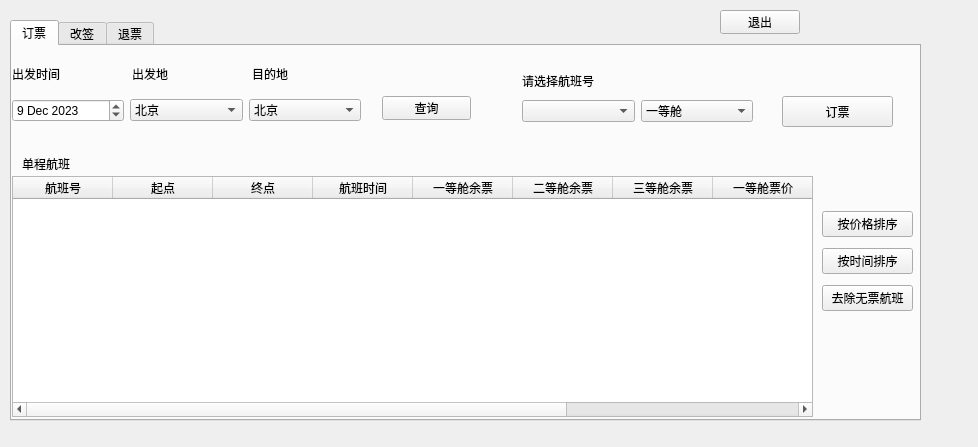
The window that ticketmanagesystem.ui (Ecazy/TicketManageSystem) describes before a commit, drawn with Qt 5.
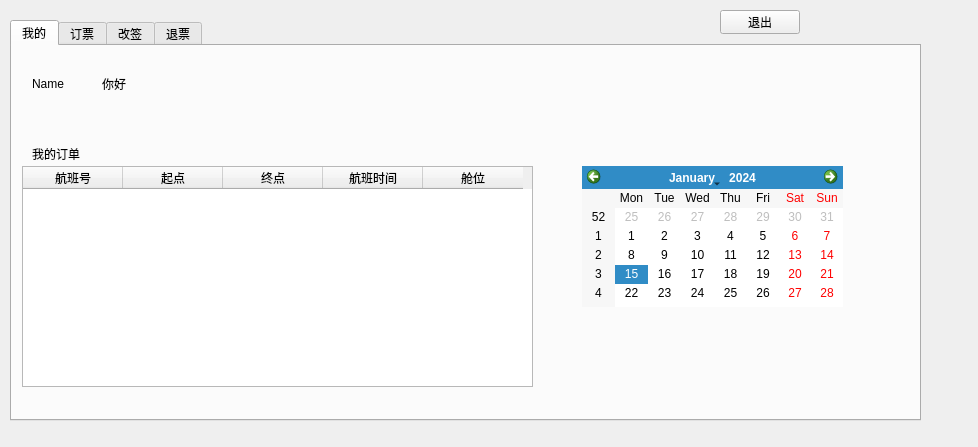
The same window after the commit.

Diff of the .ui file:
```diff
--- a/ticketmanagesystem.ui
+++ b/ticketmanagesystem.ui
@@ -25,6 +25,98 @@
    <property name="currentIndex">
     <number>0</number>
    </property>
+   <widget class="QWidget" name="tab">
+    <attribute name="title">
+     <string>我的</string>
+    </attribute>
+    <widget class="QLabel" name="Name">
+     <property name="geometry">
+      <rect>
+       <x>20</x>
+       <y>30</y>
+       <width>54</width>
+       <height>16</height>
+      </rect>
+     </property>
+     <property name="text">
+      <string>Name</string>
+     </property>
+    </widget>
+    <widget class="QLabel" name="greeting">
+     <property name="geometry">
+      <rect>
+       <x>90</x>
+       <y>30</y>
+       <width>54</width>
+       <height>16</height>
+      </rect>
+     </property>
+     <property name="text">
+      <string>你好</string>
+     </property>
+    </widget>
+    <widget class="QTableWidget" name="MyTickets">
+     <property name="geometry">
+      <rect>
+       <x>10</x>
+       <y>120</y>
+       <width>511</width>
+       <height>221</height>
+      </rect>
+     </property>
+     <column>
+      <property name="text">
+       <string>航班号</string>
+      </property>
+     </column>
+     <column>
+      <property name="text">
+       <string>起点</string>
+      </property>
+     </column>
+     <column>
+      <property name="text">
+       <string>终点</string>
+      </property>
+     </column>
+     <column>
+      <property name="text">
+       <string>航班时间</string>
+      </property>
+     </column>
+     <column>
+      <property name="text">
+       <string>舱位</string>
+      </property>
+     </column>
+    </widget>
+    <widget class="QLabel" name="label_16">
+     <property name="geometry">
+      <rect>
+       <x>20</x>
+       <y>100</y>
+       <width>54</width>
+       <height>16</height>
+      </rect>
+     </property>
+     <property name="text">
+      <string>我的订单</string>
+     </property>
+    </widget>
+    <widget class="QCalendarWidget" name="NowDate">
+     <property name="geometry">
+      <rect>
+       <x>570</x>
+       <y>120</y>
+       <width>261</width>
+       <height>141</height>
+      </rect>
+     </property>
+     <property name="styleSheet">
+      <string notr="true"/>
+     </property>
+    </widget>
+   </widget>
    <widget class="QWidget" name="ReserveTab">
     <attribute name="title">
      <string>订票</string>
```
Left out of the diff: 2 changed lines with no effect on the pictures.
